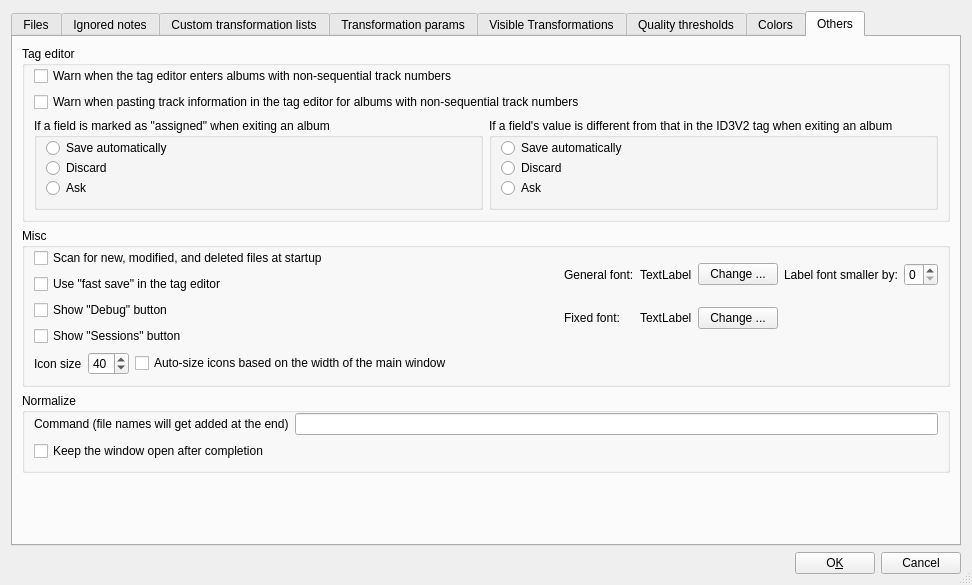
Before: the Qt Designer form src/Config.ui in mciobanu/mp3diags, drawn with Qt 5.
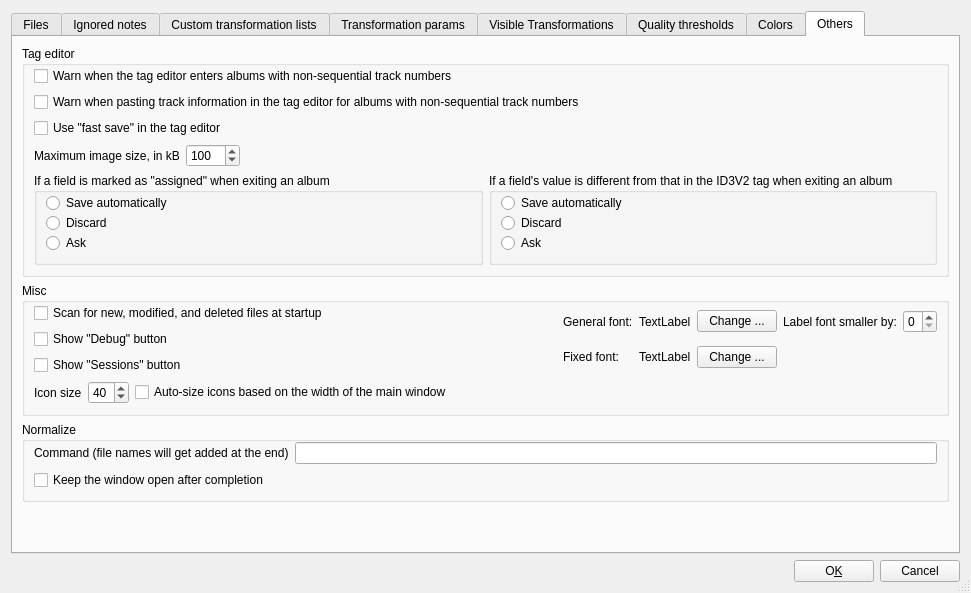
After: the same form once the commit is applied. The open tabs and pages were chosen to show the change. Icons and pictures are not drawn.

The edit to the form file:
```diff
--- a/src/Config.ui
+++ b/src/Config.ui
@@ -5,8 +5,8 @@
    <rect>
     <x>0</x>
     <y>0</y>
-    <width>972</width>
-    <height>585</height>
+    <width>971</width>
+    <height>593</height>
    </rect>
   </property>
   <property name="minimumSize" >
@@ -2229,6 +2229,67 @@
             </property>
            </widget>
           </item>
+          <item>
+           <widget class="QCheckBox" name="m_pFastSaveCkB" >
+            <property name="text" >
+             <string>Use "fast save" in the tag editor</string>
+            </property>
+           </widget>
+          </item>
+          <item>
+           <widget class="QWidget" native="1" name="widget_14" >
+            <layout class="QHBoxLayout" >
+             <property name="leftMargin" >
+              <number>0</number>
+             </property>
+             <property name="topMargin" >
+              <number>0</number>
+             </property>
+             <property name="rightMargin" >
+              <number>0</number>
+             </property>
+             <property name="bottomMargin" >
+              <number>0</number>
+             </property>
+             <item>
+              <widget class="QLabel" name="label_77" >
+               <property name="text" >
+                <string>Maximum image size, in kB</string>
+               </property>
+              </widget>
+             </item>
+             <item>
+              <widget class="QSpinBox" name="m_pMaxImgSizeSB" >
+               <property name="toolTip" >
+                <string>If an image size is above this value, it will be recompressed before storing it inside MP3 files</string>
+               </property>
+               <property name="minimum" >
+                <number>5</number>
+               </property>
+               <property name="maximum" >
+                <number>1000</number>
+               </property>
+               <property name="value" >
+                <number>100</number>
+               </property>
+              </widget>
+             </item>
+             <item>
+              <spacer>
+               <property name="orientation" >
+                <enum>Qt::Horizontal</enum>
+               </property>
+               <property name="sizeHint" >
+                <size>
+                 <width>40</width>
+                 <height>20</height>
+                </size>
+               </property>
+              </spacer>
+             </item>
+            </layout>
+           </widget>
+          </item>
           <item>
            <widget class="QWidget" native="1" name="widget_22" >
             <layout class="QHBoxLayout" >
@@ -2361,13 +2422,6 @@
                  </property>
                 </widget>
                </item>
-               <item>
-                <widget class="QCheckBox" name="m_pFastSaveCkB" >
-                 <property name="text" >
-                  <string>Use "fast save" in the tag editor</string>
-                 </property>
-                </widget>
-               </item>
                <item>
                 <widget class="QCheckBox" name="m_pShowDebugCkB" >
                  <property name="text" >
@@ -2386,7 +2440,7 @@
              </widget>
             </item>
             <item>
-             <widget class="QWidget" native="1" name="widget_14" >
+             <widget class="QWidget" native="1" name="m_pFontsW" >
               <layout class="QGridLayout" >
                <property name="leftMargin" >
                 <number>0</number>
@@ -2474,7 +2528,7 @@
            </layout>
           </item>
           <item>
-           <widget class="QWidget" native="1" name="widget_23" >
+           <widget class="QWidget" native="1" name="m_pIconConfW" >
             <layout class="QHBoxLayout" >
              <property name="leftMargin" >
               <number>0</number>
```
